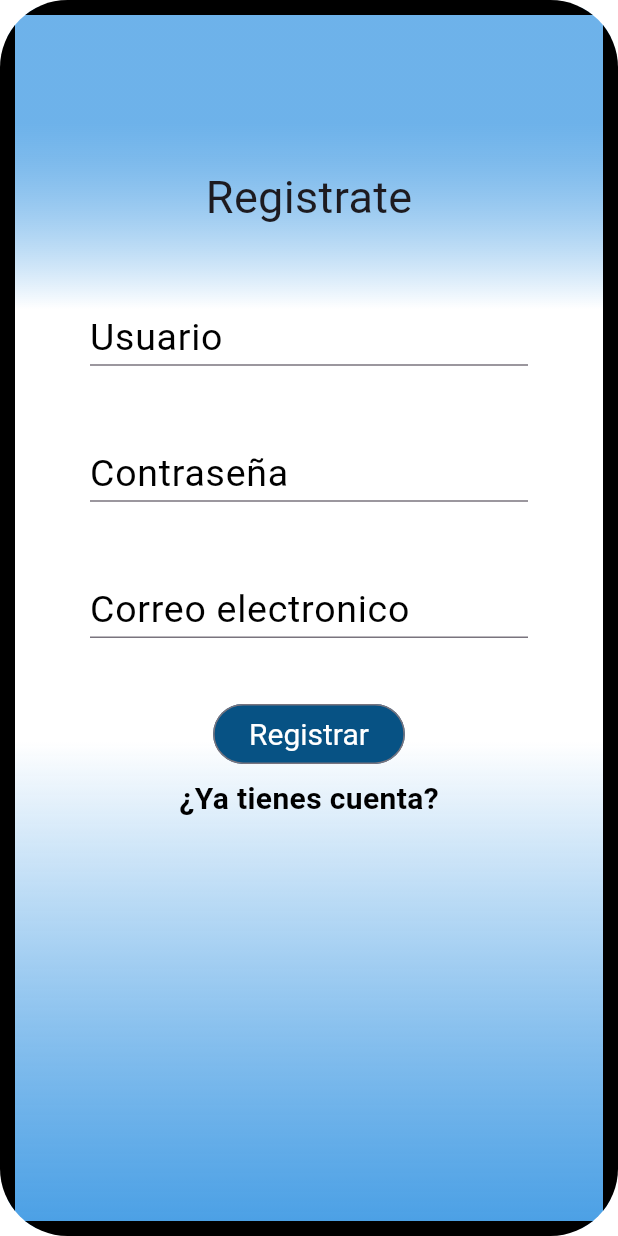
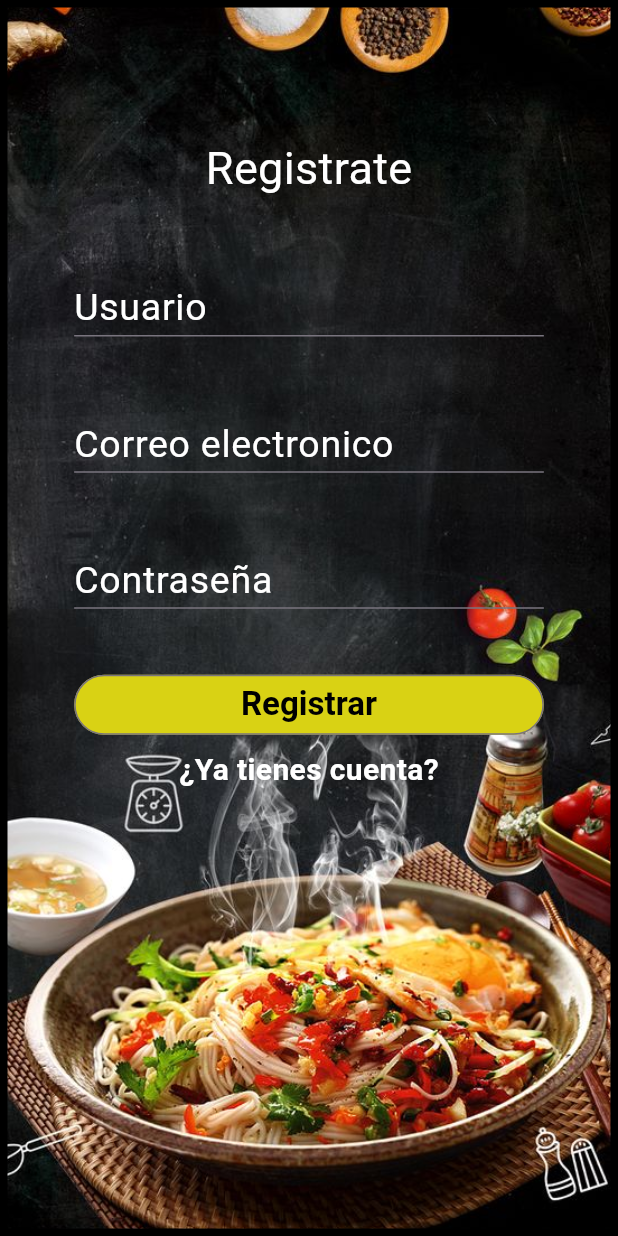
Before and after one commit to gentlemani/flutterSchool, a Flutter app: the screen it shows after launch, after a tap on "Registrar", on a phone screen of 412 x 824 dp. Run offline on Flutter 3.47's test engine with Material 3 defaults, Android fonts, the phone set to English and light mode, and no system bars; our stand-ins replace cloud_firestore, email_validator, firebase_auth, firebase_core, firebase_storage, image_picker; accounts and stored records are empty.

Commit message:
Ajuste de paddings e interfaz, rediseños y widgets en comun

```diff
--- a/lib/Interface_pages/home_pages/account_home.dart
+++ b/lib/Interface_pages/home_pages/account_home.dart
@@ -104,9 +104,12 @@ class _AccountHomeState extends State<AccountHome> {
 
   @override
   Widget build(BuildContext context) {
+    final screenWidth = MediaQuery.of(context).size.width;
+    final screenHeight = MediaQuery.of(context).size.height;
     return ClipRRect(
         child: Container(
-      padding: const EdgeInsets.all(0),
+      padding: EdgeInsets.symmetric(
+          vertical: screenHeight * 0.01, horizontal: screenWidth * 0.01),
       child: Scaffold(
         appBar: AppBar(
           titleTextStyle: const TextStyle(
--- a/lib/Interface_pages/home_pages/dish_home.dart
+++ b/lib/Interface_pages/home_pages/dish_home.dart
@@ -199,8 +199,6 @@ class _DishHomeState extends State<DishHome> {
           return const Center(child: CircularProgressIndicator());
         } else if (voteSnapshot.hasError) {
           return Center(child: Text('Error: ${voteSnapshot.error}'));
-        } else if (!voteSnapshot.hasData || !voteSnapshot.data!.exists) {
-          return const Center(child: Text('Voto no encontrado'));
         } else {
           bool? userVote;
           var voteData = voteSnapshot.data!.data() as Map<String, dynamic>?;
@@ -252,7 +250,12 @@ class _DishHomeState extends State<DishHome> {
 
   @override
   Widget build(BuildContext context) {
-    return Scaffold(
+    final screenWidth = MediaQuery.of(context).size.width;
+    final screenHeight = MediaQuery.of(context).size.height;
+    return Container(
+        padding: EdgeInsets.symmetric(
+            vertical: screenHeight * 0.005, horizontal: screenWidth * 0.01),
+        child: Scaffold(
             appBar: AppBar(
               title: Title(
                   color: const Color.fromARGB(255, 168, 89, 83),
@@ -269,6 +272,6 @@ class _DishHomeState extends State<DishHome> {
             body: Center(
               child: recommendedDishes(),
             ),
-        backgroundColor: kBackgroundColor);
+            backgroundColor: kBackgroundColor));
   }
 }
--- /dev/null
+++ b/lib/common_widgets/common_widgets.dart
@@ -0,0 +1,18 @@
+import 'package:flutter/material.dart';
+
+class CommonWidgets {
+  static Widget background() {
+    return Container(
+      decoration: BoxDecoration(
+        border: Border.all(
+          color: Colors.black,
+          width: 5.0,
+        ),
+        image: const DecorationImage(
+          image: AssetImage('assets/Fondo4.jpg'),
+          fit: BoxFit.cover,
+        ),
+      ),
+    );
+  }
+}
--- a/lib/sesion/passwd_reset_page.dart
+++ b/lib/sesion/passwd_reset_page.dart
@@ -2,6 +2,7 @@ import 'package:firebase_auth/firebase_auth.dart';
 import 'package:flutter/material.dart';
 import 'package:eatsily/sesion/sign_in_page.dart';
 import 'package:email_validator/email_validator.dart';
+import 'package:eatsily/common_widgets/common_widgets.dart';
 
 class PasswdReset extends StatefulWidget {
   const PasswdReset({super.key});
@@ -172,26 +173,6 @@ class _PasswdResetState extends State<PasswdReset> {
     }
   }
 
-/*     |-----------------------------|
-       |          background         |
-       |-----------------------------|
-*/
-
-  Widget background() {
-    return Container(
-      decoration: BoxDecoration(
-        border: Border.all(
-          color: Colors.black,
-          width: 5.0,
-        ),
-        image: const DecorationImage(
-          image: AssetImage('assets/Fondo4.jpg'),
-          fit: BoxFit.cover,
-        ),
-      ),
-    );
-  }
-
 /*     |----------------------------------------------|
        |          Main interface construction         |
        |----------------------------------------------|
@@ -213,7 +194,7 @@ class _PasswdResetState extends State<PasswdReset> {
         elevation: 0,
       ),
       body: Stack(children: [
-        background(),
+        CommonWidgets.background(),
         const Center(
           child: Column(
             mainAxisAlignment: MainAxisAlignment.start,
--- a/lib/sesion/register_page.dart
+++ b/lib/sesion/register_page.dart
@@ -2,6 +2,7 @@ import 'package:eatsily/sesion/services/database.dart';
 import 'package:email_validator/email_validator.dart';
 import 'package:firebase_auth/firebase_auth.dart';
 import 'package:flutter/material.dart';
+import 'package:eatsily/common_widgets/common_widgets.dart';
 
 class SignUpPage extends StatefulWidget {
   const SignUpPage({super.key});
@@ -78,11 +79,10 @@ class _SignUpPageState extends State<SignUpPage> {
         alignLabelWithHint: true,
         labelText: 'Usuario',
         contentPadding: EdgeInsets.only(top: 30),
-        labelStyle: TextStyle(fontSize: 25, color: Colors.black),
+        labelStyle:
+            TextStyle(fontSize: 25, color: Color.fromARGB(255, 255, 255, 255)),
       ),
-      style: TextStyle(
-        fontSize: 25,
-      ),
+      style: TextStyle(fontSize: 25, color: Colors.white),
     );
   }
 
@@ -109,9 +109,10 @@ class _SignUpPageState extends State<SignUpPage> {
           errorMaxLines: 2,
           labelText: 'Contraseña',
           contentPadding: EdgeInsets.only(top: 30),
-          labelStyle: TextStyle(fontSize: 25, color: Colors.black),
+          labelStyle: TextStyle(
+              fontSize: 25, color: Color.fromARGB(255, 255, 255, 255)),
         ),
-        style: const TextStyle(fontSize: 25),
+        style: const TextStyle(fontSize: 25, color: Colors.white),
         obscureText: true);
   }
 
@@ -140,9 +141,10 @@ class _SignUpPageState extends State<SignUpPage> {
         alignLabelWithHint: true,
         labelText: 'Correo electronico',
         contentPadding: EdgeInsets.only(top: 30),
-        labelStyle: TextStyle(fontSize: 25, color: Colors.black),
+        labelStyle:
+            TextStyle(fontSize: 25, color: Color.fromARGB(255, 255, 255, 255)),
       ),
-      style: const TextStyle(fontSize: 25),
+      style: const TextStyle(fontSize: 25, color: Colors.white),
     );
   }
 
@@ -164,11 +166,21 @@ class _SignUpPageState extends State<SignUpPage> {
         },
         style: TextButton.styleFrom(
             textStyle: const TextStyle(fontSize: 20),
-            backgroundColor: const Color.fromARGB(255, 7, 82, 132)),
+            backgroundColor: const Color.fromARGB(255, 217, 210, 20),
+            shape: RoundedRectangleBorder(
+                borderRadius: BorderRadius.circular(200.0),
+                side: const BorderSide(
+                    color: Color.fromARGB(255, 255, 255, 255)))),
+        child: Container(
+            width: double.infinity,
+            alignment: Alignment.center,
             child: const Text(
               'Registrar',
-          style: TextStyle(color: Color.fromARGB(255, 255, 255, 255)),
-        ));
+              style: TextStyle(
+                  fontSize: 22.0,
+                  fontWeight: FontWeight.bold,
+                  color: Color.fromARGB(255, 0, 0, 0)),
+            )));
   }
 
 /*     |----------------------------|
@@ -185,7 +197,9 @@ class _SignUpPageState extends State<SignUpPage> {
       child: const Text(
         '¿Ya tienes cuenta?',
         style: TextStyle(
-            fontSize: 20, fontWeight: FontWeight.bold, color: Colors.black),
+            fontSize: 20,
+            fontWeight: FontWeight.bold,
+            color: Color.fromARGB(255, 255, 255, 255)),
       ),
     ));
   }
@@ -197,45 +211,30 @@ class _SignUpPageState extends State<SignUpPage> {
 
   @override
   Widget build(BuildContext context) {
-    return ClipRRect(
-        borderRadius: BorderRadius.circular(45.0),
-        child: Container(
-            decoration: BoxDecoration(
-                gradient: LinearGradient(
-                  begin: Alignment.topCenter,
-                  end: Alignment.bottomCenter,
-                  colors: [
-                    const Color.fromARGB(
-                        162, 26, 134, 222), // Color de las barras azules
-                    const Color.fromARGB(255, 255, 255, 255),
-                    const Color.fromARGB(
-                        255, 255, 255, 255), // Color de las barras azules
-                    const Color.fromARGB(162, 26, 134, 222)
-                        .withOpacity(0.8), // Color de las barras azules
-                  ],
-                  stops: const [0.1, 0.25, 0.6, 1],
-                ),
-                border: Border.all(color: Colors.black, width: 10.0)),
-            child: Scaffold(
+    final screenWidth = MediaQuery.of(context).size.width;
+    final screenHeight = MediaQuery.of(context).size.height;
+    return Scaffold(
         backgroundColor: Colors.transparent,
-                body: SingleChildScrollView(
+        body: Stack(children: [
+          CommonWidgets.background(),
+          SingleChildScrollView(
               child: Padding(
-                        padding: const EdgeInsets.symmetric(
-                            vertical: 100, horizontal: 50),
+                  padding: EdgeInsets.symmetric(
+                      vertical: screenHeight * 0.11,
+                      horizontal: screenWidth * 0.12),
                   child: Column(
                     children: <Widget>[
                       const Text(
                         'Registrate',
-                              style: TextStyle(fontSize: 30),
+                        style: TextStyle(fontSize: 30, color: Colors.white),
                       ),
                       userText(),
+                      _entryEmailField(_controllerEmail),
                       _entryPasswordField(_controllerPassword),
-                            _entryEmailField(_controllerEmail),
                       const SizedBox(
                         height: 30,
                       ),
-                            if (errorMessage != null &&
-                                errorMessage!.isNotEmpty)
+                      if (errorMessage != null && errorMessage!.isNotEmpty)
                         Text(
                           errorMessage!,
                           style: const TextStyle(
@@ -250,6 +249,7 @@ class _SignUpPageState extends State<SignUpPage> {
                       const SizedBox(height: 5),
                       linklogin(),
                     ],
-                        ))))));
+                  )))
+        ]));
   }
 }
--- a/lib/sesion/sign_in_page.dart
+++ b/lib/sesion/sign_in_page.dart
@@ -5,6 +5,7 @@ import 'package:eatsily/sesion/register_page.dart';
 import 'package:email_validator/email_validator.dart';
 import 'package:firebase_auth/firebase_auth.dart';
 import 'package:flutter/material.dart';
+import 'package:eatsily/common_widgets/common_widgets.dart';
 
 class SignInPage extends StatefulWidget {
   const SignInPage({super.key});
@@ -249,26 +250,6 @@ class _SignInPageState extends State<SignInPage> {
     );
   }
 
-/*     |-----------------------------|
-       |          Background         |
-       |-----------------------------|
-*/
-
-  Widget _backgorund() {
-    return Container(
-      decoration: BoxDecoration(
-        border: Border.all(
-          color: Colors.black,
-          width: 5.0,
-        ),
-        image: const DecorationImage(
-          image: AssetImage('assets/Fondo4.jpg'),
-          fit: BoxFit.cover,
-        ),
-      ),
-    );
-  }
-
 /*     |----------------------------------------------|
        |          Main interface construction         |
        |----------------------------------------------|
@@ -276,11 +257,14 @@ class _SignInPageState extends State<SignInPage> {
 
   @override
   Widget build(BuildContext context) {
+    final screenWidth = MediaQuery.of(context).size.width;
+    final screenHeight = MediaQuery.of(context).size.height;
     return Scaffold(
         body: Stack(children: [
-      _backgorund(),
+      CommonWidgets.background(),
       Padding(
-        padding: const EdgeInsets.symmetric(vertical: 30, horizontal: 50),
+        padding: EdgeInsets.symmetric(
+            vertical: screenHeight * 0.03, horizontal: screenWidth * 0.12),
         child: Center(
           child: Column(
             mainAxisAlignment: MainAxisAlignment.start,
```
Lines whose indentation alone changed are shown as unchanged.
